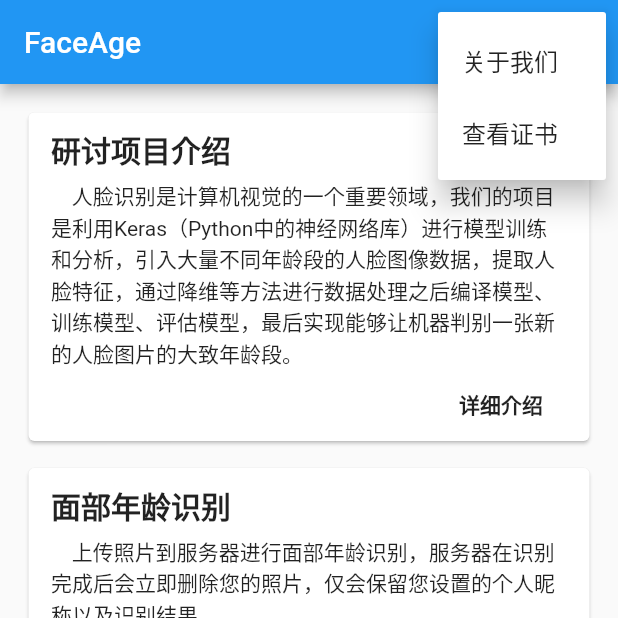
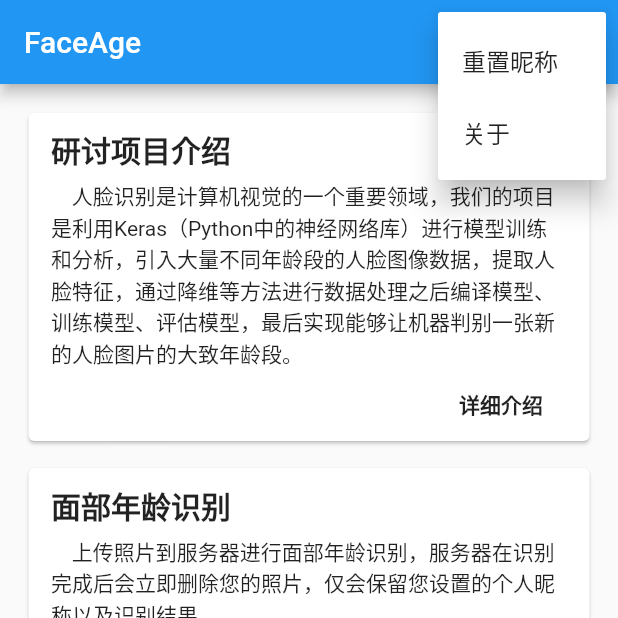
Before and after one commit to cildhdi/face_age, a Flutter app: the screen it shows after launch, after a tap on the "more vert" icon, on a phone screen of 412 x 824 dp, the top half of it. Run offline on Flutter 3.47's test engine with Material 2 defaults, Android fonts, the phone set to English and light mode, and no system bars; our stand-ins replace shared_preferences.

```diff
--- a/lib/components/menus.dart
+++ b/lib/components/menus.dart
@@ -1,7 +1,9 @@
 import 'package:flutter/material.dart';
+import 'package:flutter/cupertino.dart';
 
-enum MenuType { ABOUT_US, VIEW_LICENSE }
+import 'nick_name_input_dialog.dart';
 
+enum MenuType { RESET_NICKNAME, ABOUT }
 
 class Menus extends StatelessWidget {
   @override
@@ -10,22 +12,31 @@ class Menus extends StatelessWidget {
       itemBuilder: (context) {
         return <PopupMenuEntry<MenuType>>[
           PopupMenuItem(
-                  value: MenuType.ABOUT_US,
-                  child: Text("关于我们"),
+            value: MenuType.RESET_NICKNAME,
+            child: Text("重置昵称"),
           ),
           PopupMenuItem(
-                  value: MenuType.VIEW_LICENSE,
-                  child: Text("查看证书"),
+            value: MenuType.ABOUT,
+            child: Text("关于"),
           ),
         ];
       },
       onSelected: (MenuType type) {
         switch (type) {
-                case MenuType.ABOUT_US:
+          case MenuType.RESET_NICKNAME:
+            showCupertinoDialog(
+                context: context,
+                builder: (context) {
+                  return NickNameInputDialog();
+                }).then((res) {
+              Scaffold.of(context).showSnackBar(SnackBar(
+                content: Text(res ?? "设置失败"),
+                duration: const Duration(seconds: 2),
+              ));
+            });
             break;
-                case MenuType.VIEW_LICENSE:
-                  Navigator.of(context)
-                      .push(MaterialPageRoute(builder: (context) {
+          case MenuType.ABOUT:
+            Navigator.of(context).push(MaterialPageRoute(builder: (context) {
               return LicensePage(
                 applicationName: "面部年龄识别",
                 applicationLegalese: "本APP仅用于上海大学计算机高年级研讨课项目。",
--- a/lib/components/nick_name_input_dialog.dart
+++ b/lib/components/nick_name_input_dialog.dart
@@ -85,7 +85,7 @@ class _NickNameInputDialogState extends State<NickNameInputDialog> {
                       ),
                     ),
               onPressed: () {
-                if (!_validating) {
+                if (!_validating && _textEditingController.text.isNotEmpty) {
                   setState(() {
                     _validating = true;
                   });
```
Lines whose indentation alone changed are shown as unchanged.
